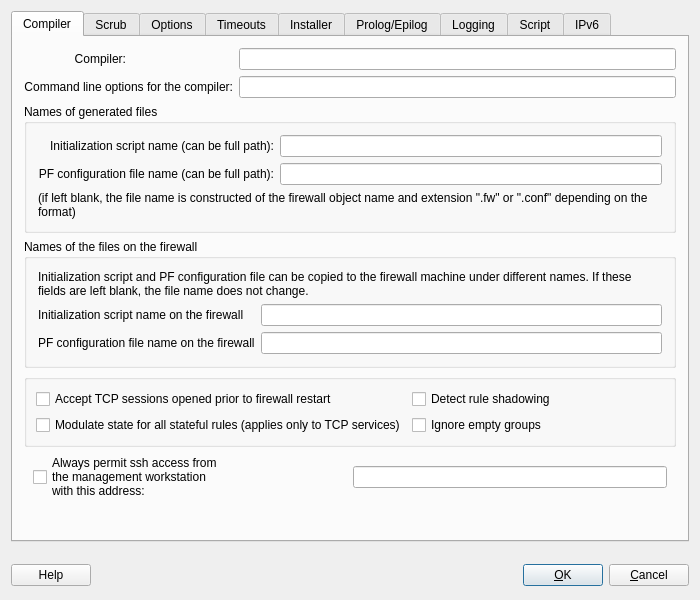
This is src/libgui/pfadvanceddialog_q.ui in fwbuilder/fwbuilder as Qt 5 draws it before an edit. The edited form follows.
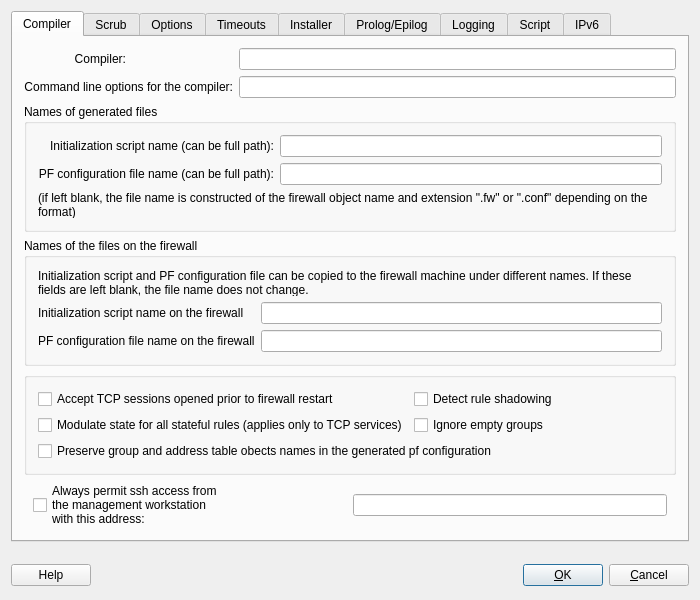
This is the edited form. The open tabs and pages were chosen to show the change.

Commit message: see #2513 "Group and Address Table name persistence in generated config". Compiler for PF can now preserve names of object groups, dynamic groups, compile-time AddressTable and compile-time DNSName objects in the generated pf.conf file. This is optional and is controlled by a checkbox in the firewall settings dialog.

```diff
--- a/src/libgui/pfadvanceddialog_q.ui
+++ b/src/libgui/pfadvanceddialog_q.ui
@@ -286,30 +286,14 @@
           <bool>false</bool>
          </property>
          <layout class="QGridLayout" name="gridLayout_6">
-          <property name="margin">
-           <number>9</number>
-          </property>
-          <item row="0" column="0" colspan="2">
+          <item row="0" column="0">
            <widget class="QCheckBox" name="pf_accept_new_tcp_with_no_syn">
             <property name="text">
              <string>Accept TCP sessions opened prior to firewall restart</string>
             </property>
            </widget>
           </item>
-          <item row="1" column="0" colspan="2">
-           <widget class="QCheckBox" name="pf_modulate_state">
-            <property name="sizePolicy">
-             <sizepolicy hsizetype="Expanding" vsizetype="Fixed">
-              <horstretch>0</horstretch>
-              <verstretch>0</verstretch>
-             </sizepolicy>
-            </property>
-            <property name="text">
-             <string>Modulate state for all stateful rules (applies only to TCP services)</string>
-            </property>
-           </widget>
-          </item>
-          <item row="0" column="2">
+          <item row="0" column="1">
            <widget class="QCheckBox" name="pf_check_shadowing">
             <property name="sizePolicy">
              <sizepolicy hsizetype="Expanding" vsizetype="Fixed">
@@ -328,7 +312,20 @@
             </property>
            </widget>
           </item>
-          <item row="1" column="2">
+          <item row="1" column="0">
+           <widget class="QCheckBox" name="pf_modulate_state">
+            <property name="sizePolicy">
+             <sizepolicy hsizetype="Expanding" vsizetype="Fixed">
+              <horstretch>0</horstretch>
+              <verstretch>0</verstretch>
+             </sizepolicy>
+            </property>
+            <property name="text">
+             <string>Modulate state for all stateful rules (applies only to TCP services)</string>
+            </property>
+           </widget>
+          </item>
+          <item row="1" column="1">
            <widget class="QCheckBox" name="pf_ignore_empty_groups">
             <property name="sizePolicy">
              <sizepolicy hsizetype="Expanding" vsizetype="Fixed">
@@ -349,6 +346,13 @@
             </property>
            </widget>
           </item>
+          <item row="2" column="0" colspan="2">
+           <widget class="QCheckBox" name="pf_preserve_group_names">
+            <property name="text">
+             <string>Preserve group and address table obects names in the generated pf configuration</string>
+            </property>
+           </widget>
+          </item>
          </layout>
         </widget>
        </item>
```
Left out of the diff: 2 changed lines with no effect on the pictures. The commit also changes 19 other files.
